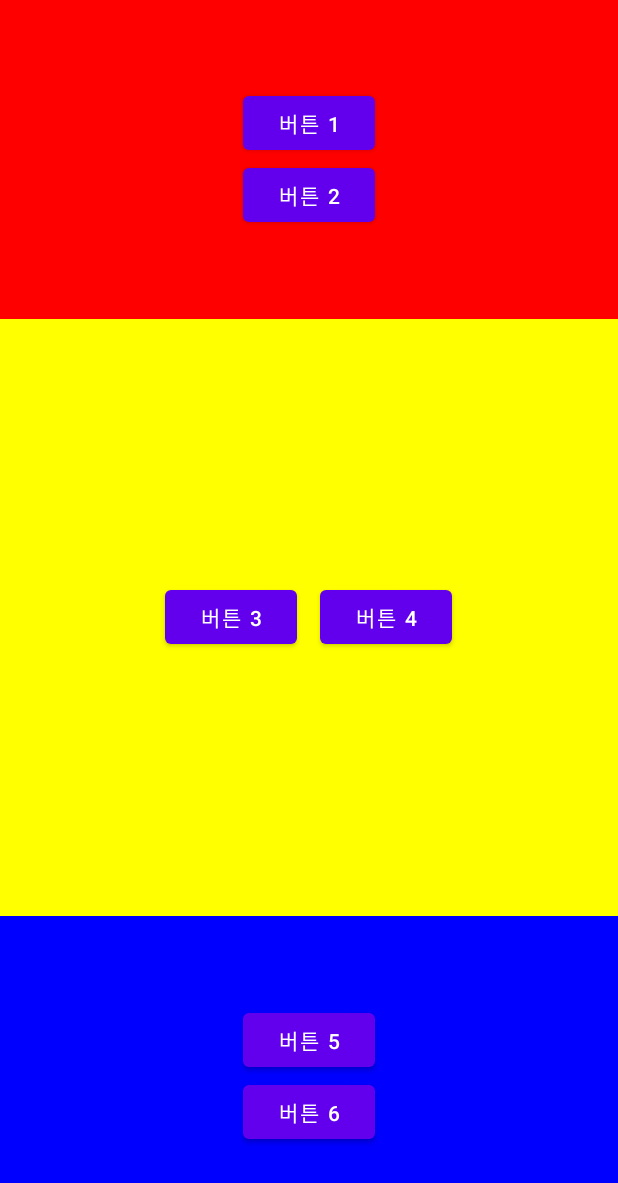
After one commit to kjminn/emirim_Dir5_1, an Android app: the layout duplicate_linear.xml on its own in the app's theme, with its tools: preview values and no code run, on a phone screen of 412 x 824 dp. The commit adds this screen. Shown: the top 1183 px of the screen. Run offline under Robolectric (Android 15) with nearby library versions, the phone set to English and light mode, and no system bars.

Commit message:
layout_weight attribute test

```diff
--- /dev/null
+++ b/app/src/main/res/layout/duplicate_linear.xml
@@ -0,0 +1,55 @@
+<?xml version="1.0" encoding="utf-8"?>
+<LinearLayout xmlns:android="http://schemas.android.com/apk/res/android"
+    android:orientation="vertical"
+    android:layout_width="match_parent"
+    android:layout_height="match_parent">
+    <LinearLayout
+        android:layout_weight="1"
+        android:background="#ff0000"
+        android:orientation="vertical"
+        android:gravity="center"
+        android:layout_width="match_parent"
+        android:layout_height="wrap_content">
+        <Button
+            android:layout_width="wrap_content"
+            android:layout_height="wrap_content"
+            android:text="@string/btn1"/>
+        <Button
+            android:layout_width="wrap_content"
+            android:layout_height="wrap_content"
+            android:text="@string/btn2"/>
+    </LinearLayout>
+    <LinearLayout
+        android:layout_weight="3"
+        android:background="#ffff00"
+        android:orientation="horizontal"
+        android:gravity="center"
+        android:layout_width="match_parent"
+        android:layout_height="wrap_content">
+        <Button
+            android:layout_width="wrap_content"
+            android:layout_height="wrap_content"
+            android:layout_marginRight="15dp"
+            android:text="@string/btn3"/>
+        <Button
+            android:layout_width="wrap_content"
+            android:layout_height="wrap_content"
+            android:text="@string/btn4"/>
+    </LinearLayout>
+    <LinearLayout
+        android:layout_weight="1"
+        android:background="#0000ff"
+        android:orientation="vertical"
+        android:gravity="center"
+        android:layout_width="match_parent"
+        android:layout_height="wrap_content">
+        <Button
+            android:layout_width="wrap_content"
+            android:layout_height="wrap_content"
+            android:text="@string/btn5"/>
+        <Button
+            android:layout_width="wrap_content"
+            android:layout_height="wrap_content"
+            android:text="@string/btn6"/>
+    </LinearLayout>
+</LinearLayout>
--- a/app/src/main/res/values/strings.xml
+++ b/app/src/main/res/values/strings.xml
@@ -3,6 +3,9 @@
     <string name="btn1">버튼 1</string>
     <string name="btn2">버튼 2</string>
     <string name="btn3">버튼 3</string>
+    <string name="btn4">버튼 4</string>
+    <string name="btn5">버튼 5</string>
+    <string name="btn6">버튼 6</string>
     <string name="text1">글자 1</string>
     <string name="text2">글자 2</string>
     <string name="text3">글자 3</string>
```
